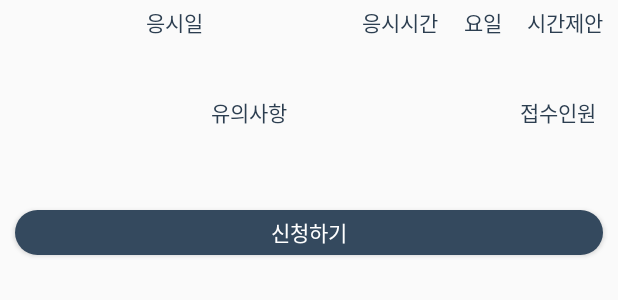
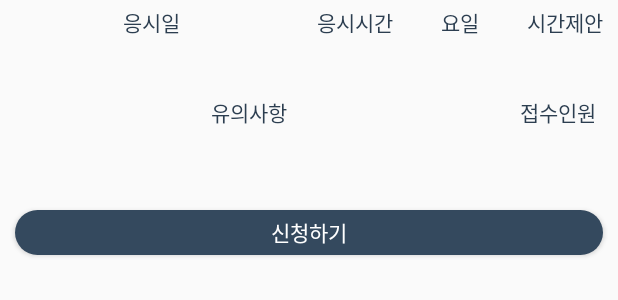
Before and after one commit to interruping/GrowthBookApp, an Android app: the layout approve_book_item_button.xml on its own in the app's theme, with its tools: preview values and no code run, on a phone screen of 412 x 824 dp. Shown: the top 300 px of the screen. Run offline under Robolectric (Android 15) with nearby library versions, the light colour scheme and no system bars.

Commit message:
Merge branch 'geun_young_lim' of https://github.com/interruping/GrowthBookApp
# Conflicts:
#	app/build/generated/source/r/debug/kr/ac/dju/growthbookapp/R.java
#	app/build/intermediates/blame/res/debug/single/drawable-hdpi-v4.json
#	app/build/intermediates/blame/res/debug/single/drawable-hdpi.json
#	app/build/intermediates/blame/res/debug/single/drawable-mdpi.json
#	app/build/intermediates/blame/res/debug/single/drawable-xhdpi-v4.json
#	app/build/intermediates/blame/res/debug/single/drawable-xhdpi.json
#	app/build/intermediates/blame/res/debug/single/drawable-xxhdpi-v4.json
#	app/build/intermediates/blame/res/debug/single/drawable-xxhdpi.json
#	app/build/intermediates/blame/res/debug/single/drawable-xxxhdpi-v4.json
#	app/build/intermediates/blame/res/debug/single/drawable.json
#	app/build/intermediates/incremental/mergeDebugResources/compile-file-map.properties
#	app/build/intermediates/incremental/mergeDebugResources/merger.xml
#	app/build/intermediates/res/resources-debug.ap_
#	app/build/intermediates/symbols/debug/R.txt
#	app/src/main/java/kr/ac/dju/growthbookapp/UnapprovedBookFragment.java

```diff
--- a/app/src/main/AndroidManifest.xml
+++ b/app/src/main/AndroidManifest.xml
@@ -4,6 +4,7 @@
     <uses-permission android:name="android.permission.ACCESS_NETWORK_STATE"/>
     <uses-permission android:name="android.permission.INTERNET" />
     <uses-permission android:name="android.permission.READ_PHONE_STATE" />
+
     <application
         android:allowBackup="true"
         android:icon="@mipmap/ic_launcher"
--- a/app/src/main/java/kr/ac/dju/growthbookapp/ApproveBookAuthTestSubmitDetail.java
+++ b/app/src/main/java/kr/ac/dju/growthbookapp/ApproveBookAuthTestSubmitDetail.java
@@ -236,9 +236,9 @@ public class ApproveBookAuthTestSubmitDetail extends NavigationBarFragment imple
 
             for (BookAuthtestSubmitData data : temp) {
                 apply_Data.add(data);
-                adapter.notifyDataSetChanged();
+
             }
-
+            adapter.notifyDataSetChanged();
         });
 
     }
--- a/app/src/main/java/kr/ac/dju/growthbookapp/DetailBookListFragment.java
+++ b/app/src/main/java/kr/ac/dju/growthbookapp/DetailBookListFragment.java
@@ -355,6 +355,8 @@ public class DetailBookListFragment extends NavigationBarFragment implements App
                     return  arrFragments[1];}
                 case 2:{
                     arrFragments[2] = new ApprovedBookFragment();
+                    ApprovedBookFragment _tmp = (ApprovedBookFragment)arrFragments[2];
+                    _tmp.setParentFragment(_self);
                     GetDataApproved(arrFragments[2]);
                     return arrFragments[2];}
                 default:
--- a/app/src/main/java/kr/ac/dju/growthbookapp/LoginFragment.java
+++ b/app/src/main/java/kr/ac/dju/growthbookapp/LoginFragment.java
@@ -439,7 +439,7 @@ public class LoginFragment extends NavigationBarFragment implements HttpConn.Cal
                 header.put("Cookie", TimeCookieGenarator.OneTimeInstance().gen(String.valueOf(json.toString().length())));
 
                 conn.setPrefixHeaderFields(header);
-                conn.sendPOSTRequest(new URL("https://growthbookapp-api.net/adduser"),json.toString());
+                conn.sendPOSTRequest(new URL("https://growthbookapp-api.net:9000/adduser"), json.toString());
             } catch ( Exception e ) {
                 e.printStackTrace();
             }
@@ -452,5 +452,6 @@ public class LoginFragment extends NavigationBarFragment implements HttpConn.Cal
             _idInput.setEnabled(true);
             _pwInput.setEnabled(true);
         }
+
     }
 }
--- a/app/src/main/res/layout/approve_book_item_button.xml
+++ b/app/src/main/res/layout/approve_book_item_button.xml
@@ -50,7 +50,7 @@
 
     <TextView
         android:id="@+id/textView6"
-        android:layout_width="40dp"
+        android:layout_width="70dp"
         android:layout_height="30dp"
         android:layout_marginLeft="0dp"
         android:layout_marginTop="0dp"
@@ -121,7 +121,8 @@
         android:gravity="center"
         app:layout_constraintLeft_toLeftOf="@+id/textView6"
         app:layout_constraintRight_toRightOf="@+id/textView6"
-        app:layout_constraintTop_toBottomOf="@+id/textView6" />
+        app:layout_constraintTop_toBottomOf="@+id/textView6"
+        app:layout_constraintHorizontal_bias="0.0" />
 
     <TextView
         android:id="@+id/Time_limit"
@@ -200,7 +201,7 @@
         android:layout_marginTop="0dp"
         android:layout_weight="3"
         android:paddingLeft="10dp"
-        android:paddingRight="10dp"
+        android:paddingRight="2dp"
         app:layout_constraintHorizontal_bias="0.0"
         app:layout_constraintLeft_toLeftOf="@+id/textView10"
         app:layout_constraintRight_toRightOf="@+id/textView10"
--- a/app/src/main/res/layout/star_bar_rating_dialog.xml
+++ b/app/src/main/res/layout/star_bar_rating_dialog.xml
@@ -15,7 +15,7 @@
         android:layout_marginRight="8dp"
         android:layout_marginTop="0dp"
         android:gravity="center"
-        android:text="난이도 주세요"
+        android:text="시험 난이도를 평가해주세요"
         android:textSize="18sp"
         app:layout_constraintLeft_toLeftOf="parent"
         app:layout_constraintRight_toRightOf="parent"
```
Also changed, not shown: app/src/main/java/kr/ac/dju/growthbookapp/ApprovedBookFragment.java (+7 -2 lines), app/src/main/java/kr/ac/dju/growthbookapp/ApprovedMyadpater.java (+10 -4 lines), app/src/main/java/kr/ac/dju/growthbookapp/BookAuthTestSubmitAdapter.java (+25 -20 lines), 139 other files.
